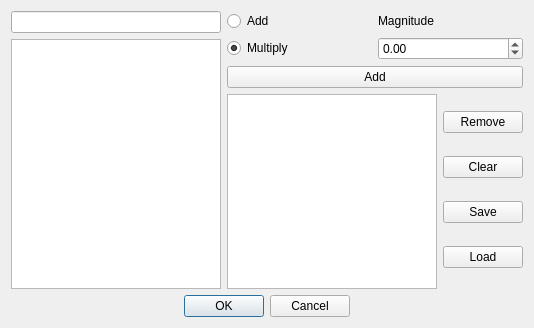
matrixsmaster/ANNA, file anna_graphica/logitbiasdialog.ui: the form before one commit.
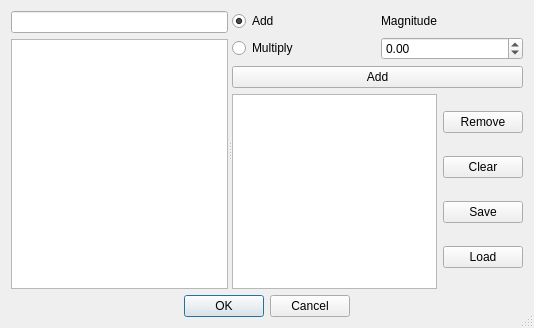
The form after the commit. Icons and pictures are not drawn.

Commit message: GUI: implemented all functionality in logit bias editor

Patch:
```diff
--- a/anna_graphica/logitbiasdialog.ui
+++ b/anna_graphica/logitbiasdialog.ui
@@ -11,12 +11,22 @@
    </rect>
   </property>
   <property name="windowTitle">
-   <string>Dialog</string>
+   <string>Logit Bias Editor</string>
+  </property>
+  <property name="windowIcon">
+   <iconset resource="resources.qrc">
+    <normaloff>:/img/anna1.png</normaloff>:/img/anna1.png</iconset>
+  </property>
+  <property name="sizeGripEnabled">
+   <bool>true</bool>
   </property>
   <layout class="QVBoxLayout" name="verticalLayout_5">
    <item>
-    <layout class="QHBoxLayout" name="horizontalLayout_2">
-     <item>
+    <widget class="QSplitter" name="splitter">
+     <property name="orientation">
+      <enum>Qt::Horizontal</enum>
+     </property>
+     <widget class="QWidget" name="">
       <layout class="QVBoxLayout" name="verticalLayout_3">
        <item>
         <widget class="QLineEdit" name="patLine"/>
@@ -25,8 +35,8 @@
         <widget class="QListWidget" name="patList"/>
        </item>
       </layout>
-     </item>
-     <item>
+     </widget>
+     <widget class="QWidget" name="">
       <layout class="QVBoxLayout" name="verticalLayout_4">
        <item>
         <layout class="QVBoxLayout" name="verticalLayout_2">
@@ -37,6 +47,9 @@
              <property name="text">
               <string>Add</string>
              </property>
+             <property name="checked">
+              <bool>true</bool>
+             </property>
             </widget>
            </item>
            <item row="0" column="1">
@@ -51,9 +64,6 @@
              <property name="text">
               <string>Multiply</string>
              </property>
-             <property name="checked">
-              <bool>true</bool>
-             </property>
             </widget>
            </item>
            <item row="1" column="1">
@@ -117,8 +127,8 @@
         </layout>
        </item>
       </layout>
-     </item>
-    </layout>
+     </widget>
+    </widget>
    </item>
    <item>
     <widget class="QDialogButtonBox" name="buttonBox">
```
Left out of the diff: 4 changed lines with no effect on the pictures. The commit also changes 3 other files.
